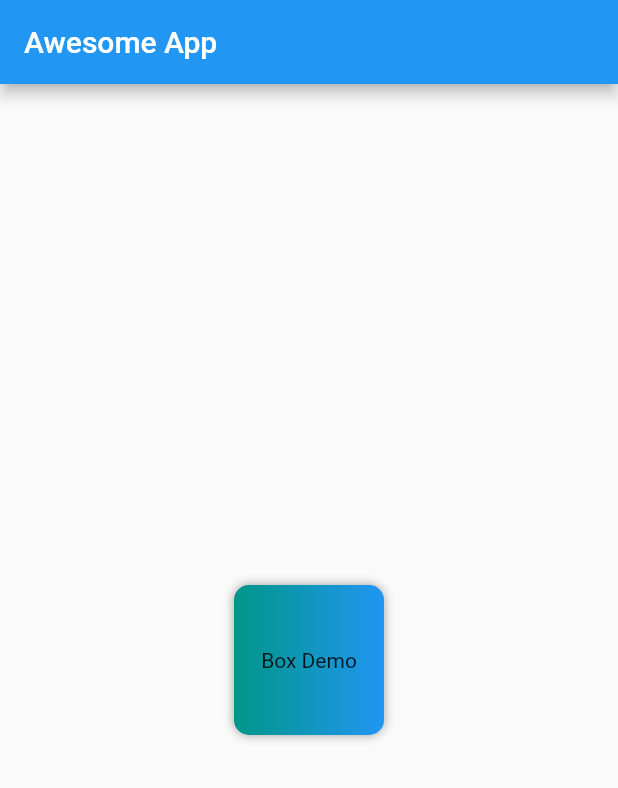
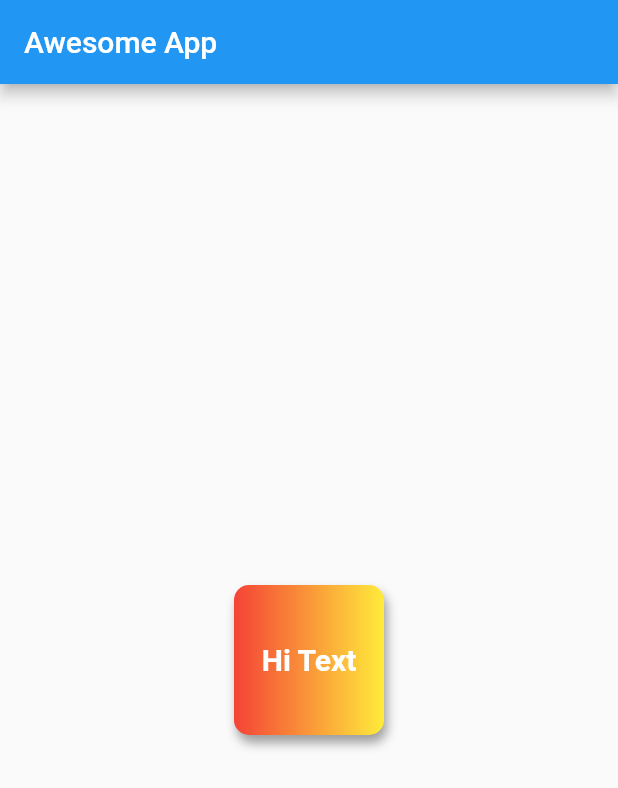
Before and after one commit to pyneninarendra/flutterApp, a Flutter app: the screen it shows after launch, on a phone screen of 412 x 824 dp. Shown: the top 788 px of the screen. Run offline on Flutter 3.47's test engine with Material 2 defaults, Android fonts, the phone set to English and light mode, and no system bars.

Commit message:
container & text

```diff
--- a/lib/main.dart
+++ b/lib/main.dart
@@ -1,27 +1,42 @@
 import 'package:flutter/material.dart';
 
 void main() {
-  runApp(MaterialApp(title: "Awesome Title", home: HomePage()));
+  runApp(const MaterialApp(
+    title: "Awesome App",
+    home: HomeApp(),
+  ));
 }
 
-class HomePage extends StatelessWidget {
+class HomeApp extends StatelessWidget {
+  const HomeApp({Key? key}) : super(key: key);
   @override
   Widget build(BuildContext context) {
     return Scaffold(
-      appBar: AppBar(title: Text("Awesome App")),
-      body: Container(
-        child: Center(
-          child: Container(
-            alignment: Alignment.center,
-            decoration: BoxDecoration(
-                borderRadius: BorderRadius.circular(10),
-                boxShadow: [BoxShadow(color: Colors.grey, blurRadius: 5)],
-                color: Colors.red,
-                gradient: LinearGradient(colors: [Colors.teal, Colors.blue])),
-            width: 100,
-            height: 100,
-            child: Text("Box Demo"),
-            padding: const EdgeInsets.all(8),
+      appBar: AppBar(
+        title: const Text("Awesome App"),
+      ),
+      body: Center(
+        child: Container(
+          width: 100,
+          height: 100,
+          child: const Text(
+            "Hi Text",
+            textAlign: TextAlign.start,
+            style: TextStyle(
+              color: Colors.white,
+              fontWeight: FontWeight.bold,
+              fontSize: 20,
+            ),
+          ),
+          alignment: Alignment.center,
+          decoration: BoxDecoration(
+            borderRadius: BorderRadius.circular(10),
+            color: Colors.teal,
+            boxShadow: const [
+              BoxShadow(
+                  color: Colors.grey, blurRadius: 5, offset: Offset(2.0, 5.0))
+            ],
+            gradient: const LinearGradient(colors: [Colors.red, Colors.yellow]),
           ),
         ),
       ),
```
